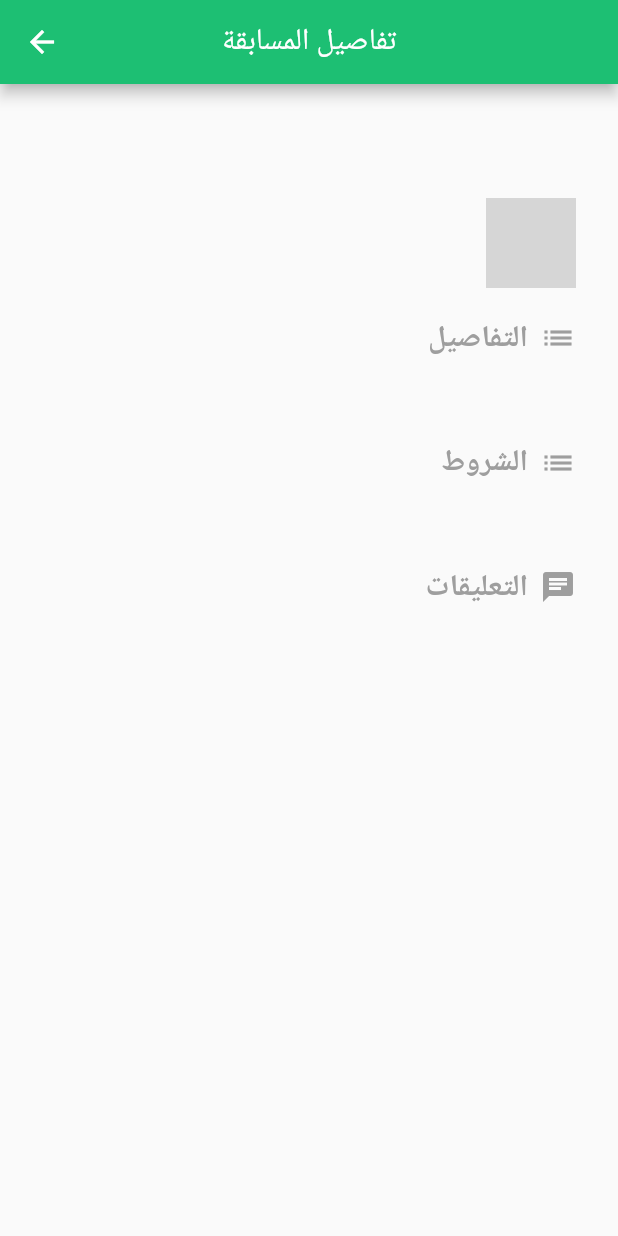
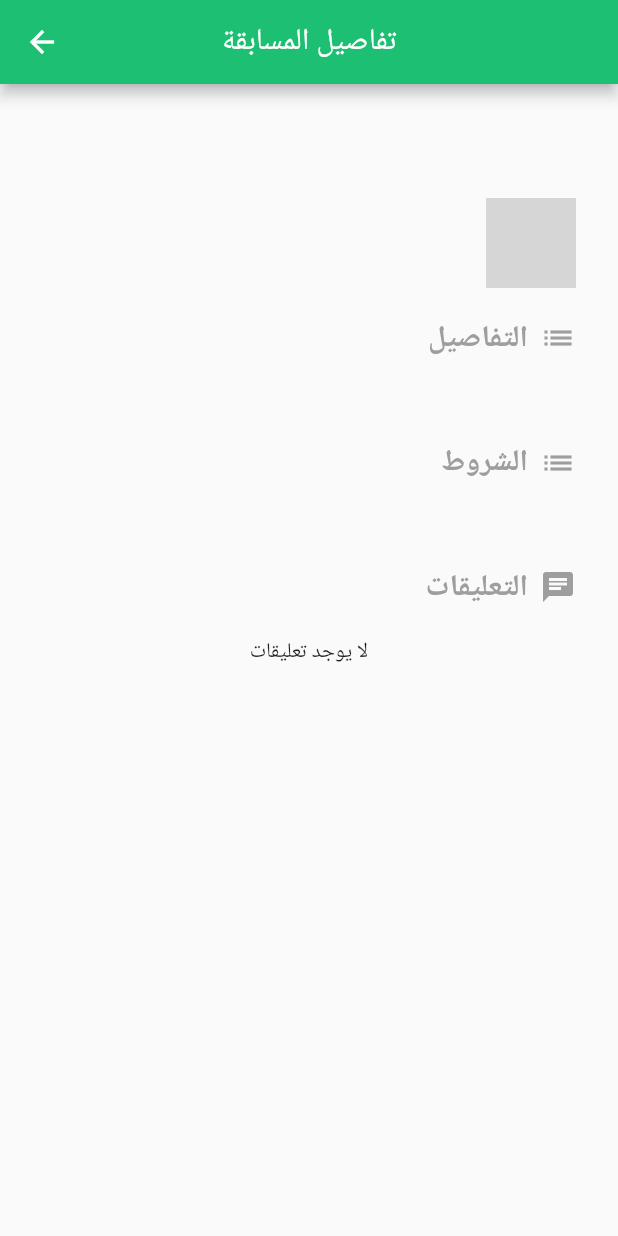
Before and after one commit to Mostafa-sayedahmed/kafilmobile, a Flutter app: the singleContestPage screen opened directly with empty values, on a phone screen of 412 x 824 dp. Run offline on Flutter 3.47's test engine with Material 2 defaults, Android fonts, the phone set to English and light mode, and no system bars; our stand-ins replace cloud_firestore, firebase_auth, firebase_core, flutter_svg, get, hexcolor; missing offline and left inert: dart:html; accounts and stored records are empty; network calls fail; grey boxes are pictures that could not be loaded.

Commit message:
show comment of contests by id

```diff
--- a/lib/pages/contests/singleContest.dart
+++ b/lib/pages/contests/singleContest.dart
@@ -29,7 +29,8 @@ class singleContestPage extends StatelessWidget {
       required this.userId,
       required this.userImg,
       required this.userName,
-      required this.winnersNum});
+      required this.winnersNum,
+      required this.id});
   final int Posts;
   final int Views;
   final bool accepted;
@@ -48,6 +49,7 @@ class singleContestPage extends StatelessWidget {
   final String userImg;
   final String userName;
   final String winnersNum;
+   final String id;
 
   @override
   Widget build(BuildContext context) {
@@ -129,11 +131,14 @@ class singleContestPage extends StatelessWidget {
                       Icon(Icons.list, color: Colors.grey),
                     ],
                   ),
+
                 SizedBox(height: 20),
                 Row(
                   mainAxisAlignment: MainAxisAlignment.end,
                   children: [
-                    Text(conditions),
+                    Expanded(
+                      child: Text(conditions),
+                    ),
                   ],
                 ),
                 SizedBox(height: 20),
@@ -151,6 +156,8 @@ class singleContestPage extends StatelessWidget {
                 ),
                 SizedBox(height: 20),
                 // SingleComment(contestId: '9SIMaDjnSuegH0CRjdMc'),
+
+                SingleComment(contestId:id),
               ],
             ),
           ),
@@ -160,92 +167,65 @@ class singleContestPage extends StatelessWidget {
   }
 }
 
-// class SingleComment extends StatelessWidget {
-//   SingleComment({super.key, required this.contestId});
 
-//   final String contestId;
+class SingleComment extends StatelessWidget {
+  SingleComment({super.key, required this.contestId });
 
-//   final firestore = FirebaseFirestore.instance;
+  String? contestId;
 
-//   @override
-//   Widget build(BuildContext context) {
-//     final docRef = firestore
-//         .collection('contestsComments')
-//         .where('contestId', isEqualTo: contestId);
+  final firestore = FirebaseFirestore.instance;
 
-//     print(docRef);
+  @override
+  Widget build(BuildContext context) {
+    final docRef = firestore
+        .collection('contestsComments')
+        .where('contestId', isEqualTo: contestId);
 
-//     return FutureBuilder<FutureOr<String>>(
-//         future: docRef.get().then((DocumentSnapshot doc) {
-//               Map<String, dynamic> data = doc.data()! as Map<String, dynamic>;
-//               print(data['comment']);
-//               var comment;
-//               comment == null ? 'no comment' : data['comment'];
-//               // return [
-//               //   data['comment'] == null ? 'no comment' : data['comment'],
-//               //   data['userImg'] == null ? 'no comment' : data['userImg'],
-//               //   data['userName'] == null ? 'no comment' : data['userName'],
-//               // ];
+return FutureBuilder<List<dynamic>>(
+  future: docRef.get().then((QuerySnapshot<Map<String, dynamic>> querySnapshot) {
+    if (querySnapshot.docs.isNotEmpty) {
+      Map<String, dynamic> data = querySnapshot.docs[0].data();
 
-//               return comment;
-//             } as FutureOr<String> Function(
-//                 QuerySnapshot<Map<String, dynamic>> value)),
-//         builder: (context, AsyncSnapshot<FutureOr<String>> snapshot) {
-//           if (snapshot.hasData) {
-//             print(snapshot.data);
-//             return Text('data');
-//           } else {
-//             return Text('no data');
-//           }
-//         });
-//   }
-// }
+      var comment = data['comment'] == null ? 'no comment' : data['comment'];
+      var userImg = data['userImg'] == null ? 'no comment' : data['userImg'];
+      var userName = data['userName'] == null ? 'no comment' : data['userName'];
+      return [
+        comment,
+        userImg,
+        userName,
+      ];
+    } else {
+      return ['no comment'];
+    }
+  }),
+  builder: (context, AsyncSnapshot<List<dynamic>> snapshot) {
+    if (snapshot.hasData && snapshot.data!.length >= 2) {
+      return Column(
+        children: [
+           Row(
+                  mainAxisAlignment: MainAxisAlignment.end,
+                  children: [
+                    Text(
+                      snapshot.data![2],
+                      style:
+                          TextStyle(fontSize: 20, fontWeight: FontWeight.bold),
+                    ),
+                    SizedBox(width: 16),
+                    CircleAvatar(
+                      backgroundImage: NetworkImage(snapshot.data![1]),
+                      radius: 30,
+                    ),
+                  ],
+                ),
+                SizedBox(height: 20),
+                Text(snapshot.data![0]),
+        ],
+      );
+    } else {
+      return Text('لا يوجد تعليقات');
+    }
+  },
+);
 
-// class SingleComment extends StatelessWidget {
-//   SingleComment({super.key, required this.contestId , required this.comment});
-
-//   final String contestId;
-//   final String comment;
-//   final String userName;
-//   final String userImg;
-
-//   final firestore = FirebaseFirestore.instance;
-
-//   @override
-//   Widget build(BuildContext context) {
-//     final docRef = firestore
-//         .collection('contestsComments')
-//         .where('contestId', isEqualTo: contestId);
-
-//     print(docRef);
-
-//     return FutureBuilder<List>(
-//         future: docRef.get().then((QuerySnapshot<Map<String, dynamic>> querySnapshot) {
-//           if (querySnapshot.docs.isNotEmpty) {
-//             Map<String, dynamic> data = querySnapshot.docs[0].data();
-//             print(data['comment']);
-//             print(data['userImg']);
-//             print(data['userName']);
-//             var comment;
-//               comment == null ? 'no comment' : data['comment'];
-//               userImg == null ? 'no comment' : data['userImg'];
-//               userName == null ? 'no comment' : data['userName'];
-//             return [
-//                 data['comment'] == null ? 'no comment' : data['comment'],
-//                 data['userImg'] == null ? 'no comment' : data['userImg'],
-//                  data['userName'] == null ? 'no comment' : data['userName'],
-//              ];
-//           } else {
-//             return 'no comment';
-//           }
-//         }),
-//         builder: (context, AsyncSnapshot<String> snapshot) {
-//           if (snapshot.hasData) {
-//             print(snapshot.data);
-//             return Text('data');
-//           } else {
-//             return Text('no data');
-//           }
-//         });
-//   }
-// }
+}
+}
--- a/lib/services/ContestService/ContestService.dart
+++ b/lib/services/ContestService/ContestService.dart
@@ -10,7 +10,7 @@ class contestServices {
     QuerySnapshot contestQuerySnapshot = await firestore.collection('contests').get();
 
     List<Map<String, dynamic>> contests = contestQuerySnapshot.docs.map((document) {
-      Map<String, dynamic> data = document.data() as Map<String, dynamic>;
+      Map<String, dynamic> data = {'id': document.id, ...document.data() as Map<String, dynamic>};
       Contestnetworkmodel contest = Contestnetworkmodel.fromJson(data);
       return contest.toJson();
     }).toList();
```
Also changed, not shown: lib/model/ContestModel/ContestModel.dart (+4 -4 lines), lib/model/ContestModel/constModel.dart (deleted, +0 -25 lines), lib/pages/contests/contests.dart (+7 -60 lines). Lines whose indentation alone changed are shown as unchanged.
